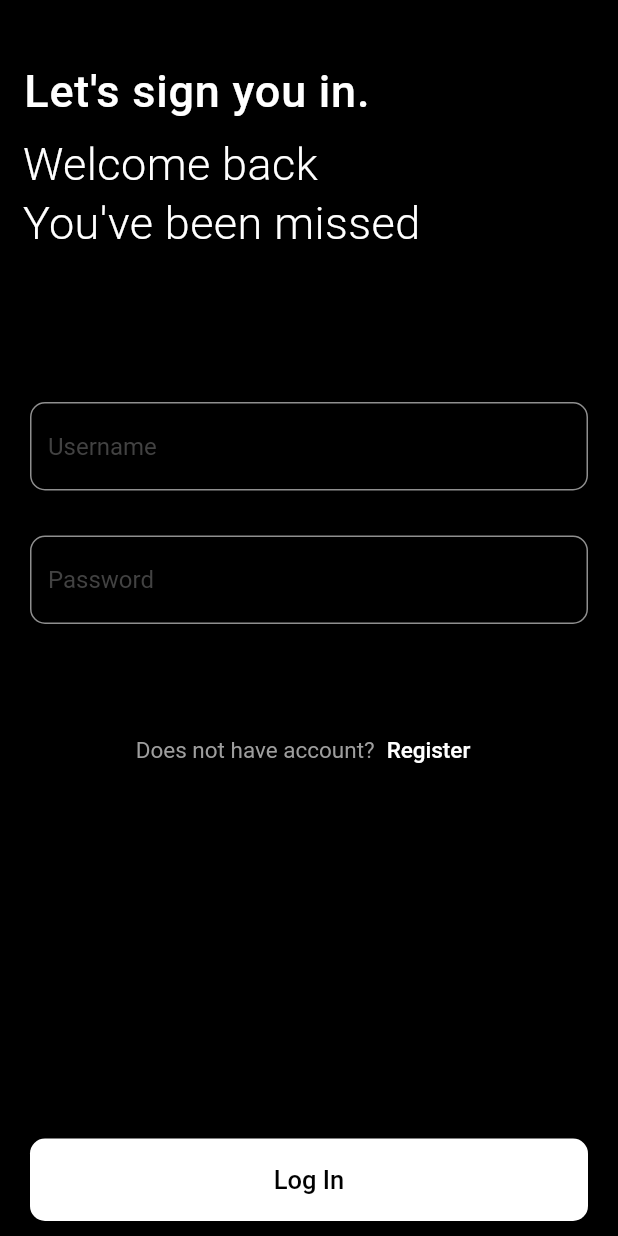
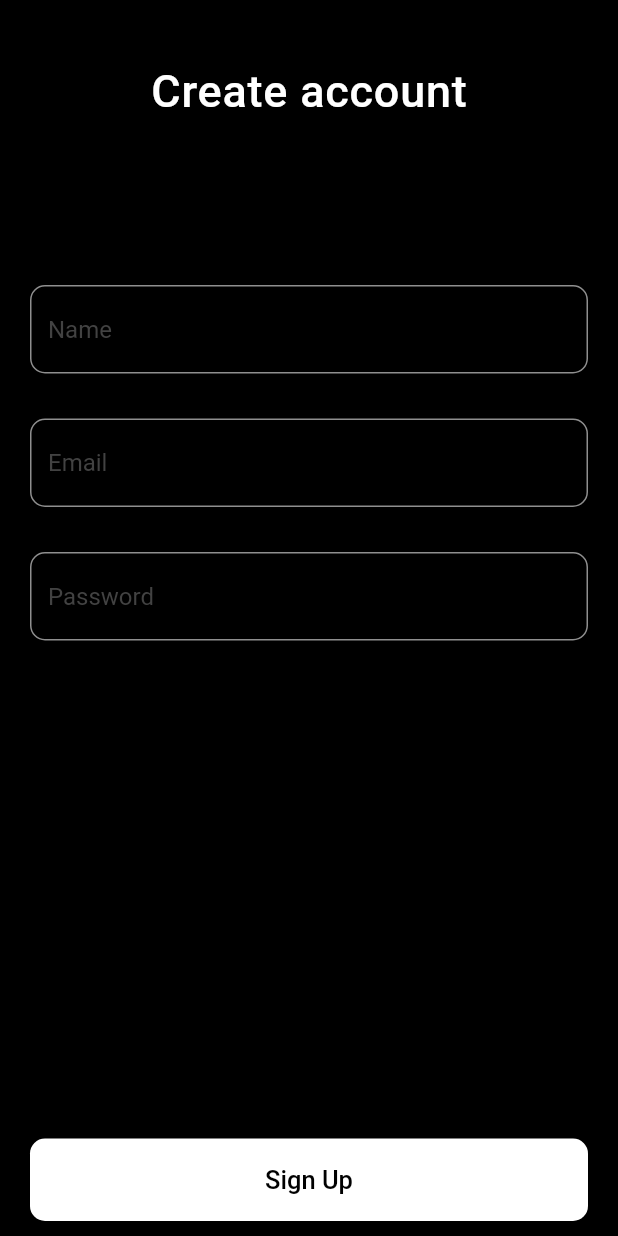
Before and after one commit to vivekforflutter/api_call_with_bloc_dio, a Flutter app: the screen it shows after launch, tab 2 chosen, after a tap on "Register", on a phone screen of 412 x 824 dp. Run offline on Flutter 3.47's test engine with Material 2 defaults, Android fonts, the phone set to English and light mode, and no system bars; our stand-ins replace bloc, dio, equatable, flutter_bloc.

Commit message:
signup_bloc

```diff
--- a/lib/main.dart
+++ b/lib/main.dart
@@ -1,4 +1,9 @@
 import 'package:flutter/material.dart';
+import 'package:flutter_bloc/flutter_bloc.dart';
+import 'package:login_api_bloc/presentation/screens/login/bloc/login_bloc.dart';
+import 'package:login_api_bloc/presentation/screens/login/repository/login_repository.dart';
+import 'package:login_api_bloc/presentation/screens/signup/bloc/sign_up_bloc.dart';
+import 'package:login_api_bloc/presentation/screens/signup/repository/signup_repository.dart';
 import 'package:login_api_bloc/presentation/screens/welcome_screen.dart';
 
 void main() {
@@ -11,14 +16,20 @@ class MyApp extends StatelessWidget {
   // This widget is the root of your application.
   @override
   Widget build(BuildContext context) {
-    return MaterialApp(
-      debugShowCheckedModeBanner: false,
-      title: 'Flutter Demo',
-      theme: ThemeData(
+    return MultiBlocProvider(
+      providers: [
+        BlocProvider<LoginBloc>(create: (context) => LoginBloc(LoginRepository())),
+        BlocProvider<SignUpBloc>(create: (context) => SignUpBloc(SignUpRepository())),
+      ],
+      child: MaterialApp(
+        debugShowCheckedModeBanner: false,
+        title: 'Flutter Demo',
+        theme: ThemeData(
 
-        primarySwatch: Colors.blue,
+          primarySwatch: Colors.blue,
+        ),
+        home: const WelcomeScreen(),
       ),
-      home: const WelcomeScreen(),
     );
   }
 }
--- a/lib/presentation/screens/login/bloc/login_bloc.dart
+++ b/lib/presentation/screens/login/bloc/login_bloc.dart
@@ -9,7 +9,7 @@ part 'login_event.dart';
 part 'login_state.dart';
 
 class LoginBloc extends Bloc<LoginEvent, LoginState> {
-  LoginBloc() : super(LoginStateInitial()) {
+  LoginBloc(LoginRepository loginRepository) : super(LoginStateInitial()) {
     final LoginRepository repository = LoginRepository();
     on<LoginEvent>((event, emit) async{
 
--- a/lib/presentation/screens/login/sign_in_screen.dart
+++ b/lib/presentation/screens/login/sign_in_screen.dart
@@ -5,6 +5,8 @@ import 'package:flutter/material.dart';
 import 'package:login_api_bloc/constant/text_field_validator.dart';
 import 'package:login_api_bloc/presentation/screens/login/bloc/login_bloc.dart';
 import 'package:flutter_bloc/flutter_bloc.dart';
+import 'package:login_api_bloc/presentation/screens/login/repository/login_repository.dart';
+import 'package:login_api_bloc/presentation/screens/signup/sign_up_screen.dart';
 import '../../widgets/text_field.dart';
 class SignIn extends StatefulWidget {
   const SignIn({Key? key}) : super(key: key);
@@ -17,7 +19,7 @@ class _SignInState extends State<SignIn> with Validator{
   TextEditingController emailController = TextEditingController();
   TextEditingController passwordController = TextEditingController();
   final formkey = GlobalKey<FormState>();
-    final LoginBloc _loginBloc = LoginBloc();
+    final LoginBloc _loginBloc = LoginBloc(LoginRepository());
 
   @override
   Widget build(BuildContext context) {
@@ -156,7 +158,9 @@ class _SignInState extends State<SignIn> with Validator{
                         'Register',
                         style: TextStyle(fontSize: 15,color: Colors.white),
                       ),
-                      onPressed: () {},
+                      onPressed: () {
+                        Navigator.of(context).push(MaterialPageRoute(builder: (context) => const SignUp()));
+                      },
                     )
                   ],
 
--- /dev/null
+++ b/lib/presentation/screens/signup/bloc/sign_up_event.dart
@@ -0,0 +1,12 @@
+part of 'sign_up_bloc.dart';
+
+class SignUpEvent extends Equatable {
+  final String email;
+  final String name;
+  final String password;
+
+  const SignUpEvent(this.email, this.name,this.password);
+
+  @override
+  List<Object> get props => [email, password];
+}
--- /dev/null
+++ b/lib/presentation/screens/signup/bloc/sign_up_state.dart
@@ -0,0 +1,28 @@
+part of 'sign_up_bloc.dart';
+
+abstract class SignUpState extends Equatable {
+  const SignUpState();
+
+  @override
+  List<Object?> get props => [];
+}
+
+class SignUpStateInitial extends SignUpState {
+
+  @override
+  List<Object> get props => [];
+}
+
+class SignUpStateLoading extends SignUpState {}
+
+class SignUpStateLoaded extends SignUpState {
+  final SignUpResponseModel responseModel;
+
+  const SignUpStateLoaded(this.responseModel);
+}
+
+class SignUpStateError extends SignUpState {
+  final String? message;
+
+  const SignUpStateError(this.message);
+}
--- /dev/null
+++ b/lib/presentation/screens/signup/model/signup_request_model.dart
@@ -0,0 +1,21 @@
+class SignupRequestModel {
+  String? name;
+  String? email;
+  String? password;
+
+  SignupRequestModel(this.name, this.email, this.password);
+
+  SignupRequestModel.fromJson(Map<String, dynamic> json) {
+    name = json['name'];
+    email = json['email'];
+    password = json['password'];
+  }
+
+  Map<String, dynamic> toJson() {
+    final Map<String, dynamic> data = new Map<String, dynamic>();
+    data['name'] = this.name;
+    data['email'] = this.email;
+    data['password'] = this.password;
+    return data;
+  }
+}
--- /dev/null
+++ b/lib/presentation/screens/signup/model/signup_response_model.dart
@@ -0,0 +1,57 @@
+class SignUpResponseModel {
+  String? id;
+  int? code;
+  String? message;
+  Data? data;
+
+  SignUpResponseModel({this.id, this.code, this.message, this.data});
+  SignUpResponseModel.withError(String errorMsg){
+    message = errorMsg;
+  }
+
+  SignUpResponseModel.fromJson(Map<String, dynamic> json) {
+    id = json['$id'];
+    code = json['code'];
+    message = json['message'];
+    data = json['data'] != null ? Data.fromJson(json['data']) : null;
+  }
+
+  Map<String, dynamic> toJson() {
+    final Map<String, dynamic> data = <String, dynamic>{};
+    data['$id'] = id;
+    data['code'] = code;
+    data['message'] = message;
+    if (this.data != null) {
+      data['data'] = this.data!.toJson();
+    }
+    return data;
+  }
+}
+
+class Data {
+  String? id;
+  int? iD;
+  String? name;
+  String? email;
+  String? token;
+
+  Data({this.id, this.iD, this.name, this.email, this.token});
+
+  Data.fromJson(Map<String, dynamic> json) {
+    id = json['$id'];
+    iD = json['Id'];
+    name = json['Name'];
+    email = json['Email'];
+    token = json['Token'];
+  }
+
+  Map<String, dynamic> toJson() {
+    final Map<String, dynamic> data = <String, dynamic>{};
+    data['$id'] = id;
+    data['Id'] = iD;
+    data['Name'] = name;
+    data['Email'] = email;
+    data['Token'] = token;
+    return data;
+  }
+}
--- /dev/null
+++ b/lib/presentation/screens/signup/repository/signup_repository.dart
@@ -0,0 +1,12 @@
+import '../../../../api/api_provider.dart';
+import '../model/signup_request_model.dart';
+import '../model/signup_response_model.dart';
+
+class SignUpRepository {
+  final signUpProvider = SignUpProvider();
+  Future<SignUpResponseModel?> signupUser(SignupRequestModel requestSignup){
+    return signUpProvider.signupApi(requestSignup);
+  }
+}
+
+class NetworkError extends Error {}
--- /dev/null
+++ b/lib/presentation/screens/signup/sign_up_screen.dart
@@ -0,0 +1,168 @@
+import 'dart:io';
+
+import 'package:flutter/cupertino.dart';
+import 'package:flutter/material.dart';
+import 'package:flutter_bloc/flutter_bloc.dart';
+import 'package:login_api_bloc/presentation/screens/signup/repository/signup_repository.dart';
+
+import '../../../constant/text_field_validator.dart';
+import '../../widgets/text_field.dart';
+import 'bloc/sign_up_bloc.dart';
+
+
+
+class SignUp extends StatefulWidget {
+  const SignUp({Key? key}) : super(key: key);
+
+  @override
+  State<SignUp> createState() => _SignUpState();
+}
+
+class _SignUpState extends State<SignUp> with Validator {
+  TextEditingController nameController = TextEditingController();
+  TextEditingController emailController = TextEditingController();
+  TextEditingController passwordController = TextEditingController();
+  final formkey = GlobalKey<FormState>();
+  final SignUpBloc _signUpBloc = SignUpBloc(SignUpRepository());
+
+  @override
+  Widget build(BuildContext context) {
+    return  SafeArea(
+      child: Scaffold(
+        bottomNavigationBar: Padding(
+            padding: const EdgeInsets.fromLTRB(20, 10, 20, 10),
+            child: BlocProvider<SignUpBloc>(
+              create: (context) => _signUpBloc,
+              child: BlocListener<SignUpBloc, SignUpState>(
+                listener: (context, userSignUpState) {
+                  if (userSignUpState is SignUpStateLoaded) {
+                    ScaffoldMessenger.of(context).showSnackBar( SnackBar(
+                        backgroundColor: Colors.blue,
+                        content: Text(userSignUpState.responseModel.message.toString())));
+                  }
+                  if (userSignUpState is SignUpStateError) {
+                    ScaffoldMessenger.of(context).showSnackBar( SnackBar(
+                        backgroundColor: Colors.red,
+                        content: Text(userSignUpState.message.toString())));
+                  }
+                },
+                child: BlocConsumer<SignUpBloc, SignUpState>(
+                  listener: (context, state) {
+                    if (state is SignUpStateLoaded) {
+                      ScaffoldMessenger.of(context).showSnackBar(const SnackBar(
+                          backgroundColor: Colors.blue,
+                          content: Text("Sign up is successful")));
+                    }
+                  },
+                  builder: (context, state) {
+                    if (state is SignUpStateLoading) {
+                      return SizedBox(
+                        height: 60,
+                        width: MediaQuery.of(context).size.width,
+                        child: Center(
+                          child: Platform.isAndroid
+                              ? const CircularProgressIndicator(
+                            color: Colors.white,
+                          )
+                              : const CupertinoActivityIndicator(),
+                        ),
+                      );
+                    }
+
+                    return ElevatedButton(
+                      style: ElevatedButton.styleFrom(
+                        minimumSize: const Size(400, 55),
+                        primary: Colors.white,
+                        onPrimary: Colors.white,
+                        shape: RoundedRectangleBorder(
+                          borderRadius: BorderRadius.circular(10),
+
+                        ),
+                      ),
+                      child: const Text('Sign Up',style: TextStyle(fontSize: 17,color: Colors.black),),
+                      onPressed: () {
+
+                        if(formkey.currentState!.validate()){
+                          BlocProvider.of<SignUpBloc>(context).add(SignUpEvent(
+                              emailController.text.toString(),
+                              nameController.text.toString(),
+                              passwordController.text.toString()));
+
+                        }
+                      },
+                    );
+                  },
+                ),
+              ),
+            )
+        ),
+        backgroundColor: Colors.black,
+
+        body: SingleChildScrollView(
+          child: Form(
+            key: formkey,
+            child: Column(
+              crossAxisAlignment: CrossAxisAlignment.start,
+              mainAxisAlignment: MainAxisAlignment.center,
+              children: [
+                const Center(
+                    child: Text("Create account",
+                      style: TextStyle(
+                        height: 3,
+                      color: Colors.white,
+                      leadingDistribution: TextLeadingDistribution.proportional,
+                      letterSpacing: 0.5,
+                      fontWeight: FontWeight.w500,
+                      fontSize: 30),)),
+                const SizedBox(height: 50,),
+                Container(
+                    margin: const EdgeInsets.fromLTRB(20, 50, 20, 10),
+                    child: CustomTextField(
+                        autoValidate: AutovalidateMode.disabled,
+                        controller: nameController,
+                        obscureText: false,
+                        hintText: "Name",
+                        onChanged: (v){
+                        },
+                        validator: (v) {
+                          return null;
+                        }
+                    )
+                ),
+                Container(
+                    margin: const EdgeInsets.fromLTRB(20, 20, 20, 10),
+                    child: CustomTextField(
+                        autoValidate: AutovalidateMode.onUserInteraction,
+                        controller: emailController,
+                        obscureText: false,
+                        hintText: "Email",
+                        onChanged: (v){
+                        },
+                        validator: (str) {
+                          return validateEmail(str!);
+                        }
+                    )
+                ),
+
+                Container(
+                    margin: const EdgeInsets.fromLTRB(20, 20, 20, 10),
+                    child: CustomTextField(
+                      autoValidate: AutovalidateMode.disabled,
+                      controller: passwordController,
+                      obscureText: true,
+                      hintText: "Password",
+                      onChanged: (v){},
+                      validator: (v){
+                        return null;
+                      },
+                    )
+                ),
+
+              ],
+            ),
+          ),
+        ),
+      ),
+    );
+  }
+}
--- a/lib/presentation/screens/welcome_screen.dart
+++ b/lib/presentation/screens/welcome_screen.dart
@@ -1,7 +1,6 @@
 
 import 'package:flutter/material.dart';
-import 'package:login_api_bloc/api/urls.dart';
-
+import 'package:login_api_bloc/presentation/screens/signup/sign_up_screen.dart';
 import '../../api/api_helper.dart';
 import 'login/sign_in_screen.dart';
 class WelcomeScreen extends StatefulWidget {
@@ -69,7 +68,7 @@ class _WelcomeScreenState extends State<WelcomeScreen> with ApiHelper{
                child: TabBar(
                  onTap: (i){
                    if(i==0){
-                     getTypeHelper(Url.usersUrl, {});
+                     Navigator.of(context).push(MaterialPageRoute(builder: (context) => const SignUp()));
                    }else{
                      Navigator.of(context).push(MaterialPageRoute(builder: (context) => const SignIn()));
                    }
```
Also changed, not shown: lib/api/api_provider.dart (+20 -0 lines), lib/presentation/screens/signup/bloc/sign_up_bloc.dart (added, +37 -0 lines), lib/presentation/screens/sign_up_screen.dart (deleted).
